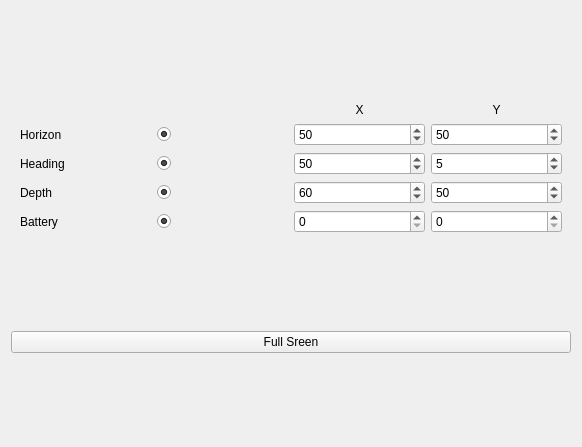
Qt form UiFiles/osdSettings.ui (knr-auv/PC_GUI) before a commit.
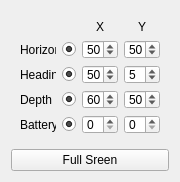
The same form after that commit.

What changed in the file:
```diff
--- a/UiFiles/osdSettings.ui
+++ b/UiFiles/osdSettings.ui
@@ -6,8 +6,8 @@
    <rect>
     <x>0</x>
     <y>0</y>
-    <width>582</width>
-    <height>447</height>
+    <width>180</width>
+    <height>182</height>
    </rect>
   </property>
   <property name="sizePolicy">
@@ -19,7 +19,7 @@
   <property name="minimumSize">
    <size>
     <width>100</width>
-    <height>116</height>
+    <height>182</height>
    </size>
   </property>
   <property name="windowTitle">
@@ -102,6 +102,12 @@
       </palette>
      </property>
      <layout class="QGridLayout" name="gridLayout">
+      <property name="topMargin">
+       <number>9</number>
+      </property>
+      <property name="bottomMargin">
+       <number>9</number>
+      </property>
       <item row="8" column="0">
        <widget class="QLabel" name="label_6">
         <property name="text">
```
